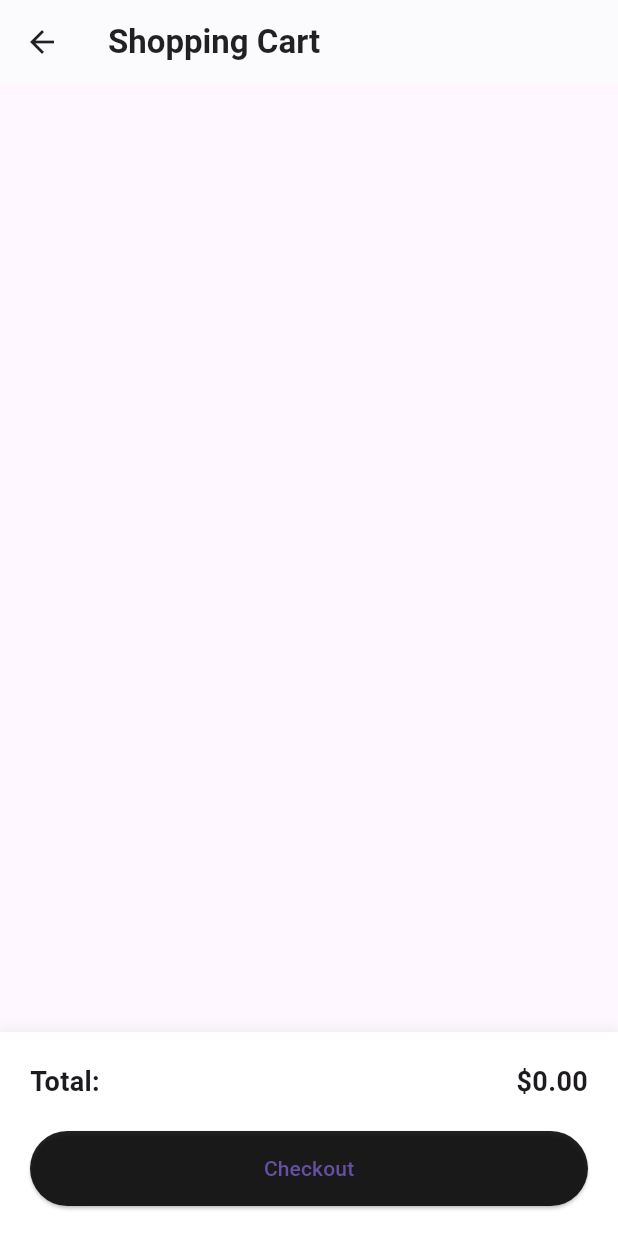
After one commit to tuhin92/Deal-hive, a Flutter app: the screen it shows after launch, after a tap on an icon or button, on a phone screen of 412 x 824 dp. The commit adds this screen. Run offline on Flutter 3.47's test engine with Material 3 defaults, Android fonts, the phone set to English and light mode, and no system bars; our stand-ins replace iconsax; network calls fail.

Commit message:
create a cart page

```diff
--- a/lib/Views/app_home_screen.dart
+++ b/lib/Views/app_home_screen.dart
@@ -1,3 +1,4 @@
+import 'package:application/Views/cart_screen.dart';
 import 'package:application/Widgets/banner.dart';
 import 'package:flutter/material.dart';
 import 'package:iconsax/iconsax.dart';
@@ -457,7 +458,17 @@ class _AppHomeScreenState extends State<AppHomeScreen> {
                   Stack(
                     clipBehavior: Clip.none,
                     children: [
-                      Icon(Iconsax.shopping_bag, size: 28),
+                      GestureDetector(
+                        onTap: () {
+                          Navigator.push(
+                            context,
+                            MaterialPageRoute(
+                              builder: (context) => CartScreen(),
+                            ),
+                          );
+                        },
+                        child: Icon(Iconsax.shopping_bag, size: 28),
+                      ),
                       Positioned(
                         right: -3,
                         top: -5,
--- /dev/null
+++ b/lib/Views/cart_screen.dart
@@ -0,0 +1,142 @@
+import 'package:flutter/material.dart';
+
+class CartScreen extends StatefulWidget {
+  const CartScreen({super.key});
+
+  @override
+  State<CartScreen> createState() => _CartScreenState();
+}
+
+class _CartScreenState extends State<CartScreen> {
+  @override
+  Widget build(BuildContext context) {
+    return Scaffold(
+      appBar: AppBar(
+        title: Text(
+          'Shopping Cart',
+          style: TextStyle(color: Colors.black87, fontWeight: FontWeight.w600),
+        ),
+        backgroundColor: Colors.white,
+        elevation: 0.5,
+        leading: IconButton(
+          icon: Icon(Icons.arrow_back, color: Colors.black87),
+          onPressed: () => Navigator.pop(context),
+        ),
+      ),
+      body: Column(
+        children: [
+          Expanded(
+            child: ListView.builder(
+              itemCount: 0, // Replace with actual cart items count
+              itemBuilder: (context, index) {
+                return CartItemCard(); // You'll implement this widget later
+              },
+            ),
+          ),
+          CartSummary(), // You'll implement this widget later
+        ],
+      ),
+    );
+  }
+}
+
+class CartItemCard extends StatelessWidget {
+  @override
+  Widget build(BuildContext context) {
+    return Card(
+      margin: EdgeInsets.symmetric(horizontal: 15, vertical: 10),
+      child: Padding(
+        padding: EdgeInsets.all(10),
+        child: Row(
+          children: [
+            Container(
+              width: 80,
+              height: 80,
+              decoration: BoxDecoration(
+                color: Colors.grey[200],
+                borderRadius: BorderRadius.circular(8),
+              ),
+              child: Center(child: Icon(Icons.image, color: Colors.grey[400])),
+            ),
+            SizedBox(width: 15),
+            Expanded(
+              child: Column(
+                crossAxisAlignment: CrossAxisAlignment.start,
+                children: [
+                  Text(
+                    'Product Name',
+                    style: TextStyle(fontWeight: FontWeight.w600, fontSize: 16),
+                  ),
+                  SizedBox(height: 5),
+                  Text(
+                    '\$99.99',
+                    style: TextStyle(color: Colors.black87, fontSize: 14),
+                  ),
+                ],
+              ),
+            ),
+            Row(
+              children: [
+                IconButton(
+                  icon: Icon(Icons.remove_circle_outline),
+                  onPressed: () {},
+                ),
+                Text('1'),
+                IconButton(
+                  icon: Icon(Icons.add_circle_outline),
+                  onPressed: () {},
+                ),
+              ],
+            ),
+          ],
+        ),
+      ),
+    );
+  }
+}
+
+class CartSummary extends StatelessWidget {
+  @override
+  Widget build(BuildContext context) {
+    return Container(
+      padding: EdgeInsets.all(20),
+      decoration: BoxDecoration(
+        color: Colors.white,
+        boxShadow: [
+          BoxShadow(
+            color: Colors.grey.withOpacity(0.1),
+            spreadRadius: 1,
+            blurRadius: 5,
+            offset: Offset(0, -3),
+          ),
+        ],
+      ),
+      child: Column(
+        children: [
+          Row(
+            mainAxisAlignment: MainAxisAlignment.spaceBetween,
+            children: [
+              Text(
+                'Total:',
+                style: TextStyle(fontSize: 18, fontWeight: FontWeight.w600),
+              ),
+              Text(
+                '\$0.00',
+                style: TextStyle(fontSize: 18, fontWeight: FontWeight.w600),
+              ),
+            ],
+          ),
+          SizedBox(height: 20),
+          ElevatedButton(
+            onPressed: () {},
+            child: Text('Checkout'),
+            style: ElevatedButton.styleFrom(
+              minimumSize: Size(double.infinity, 50),
+              backgroundColor: Colors.black87,
+            ),
+          ),
+        ],
+      ),
+    );
+  }
+}
```
